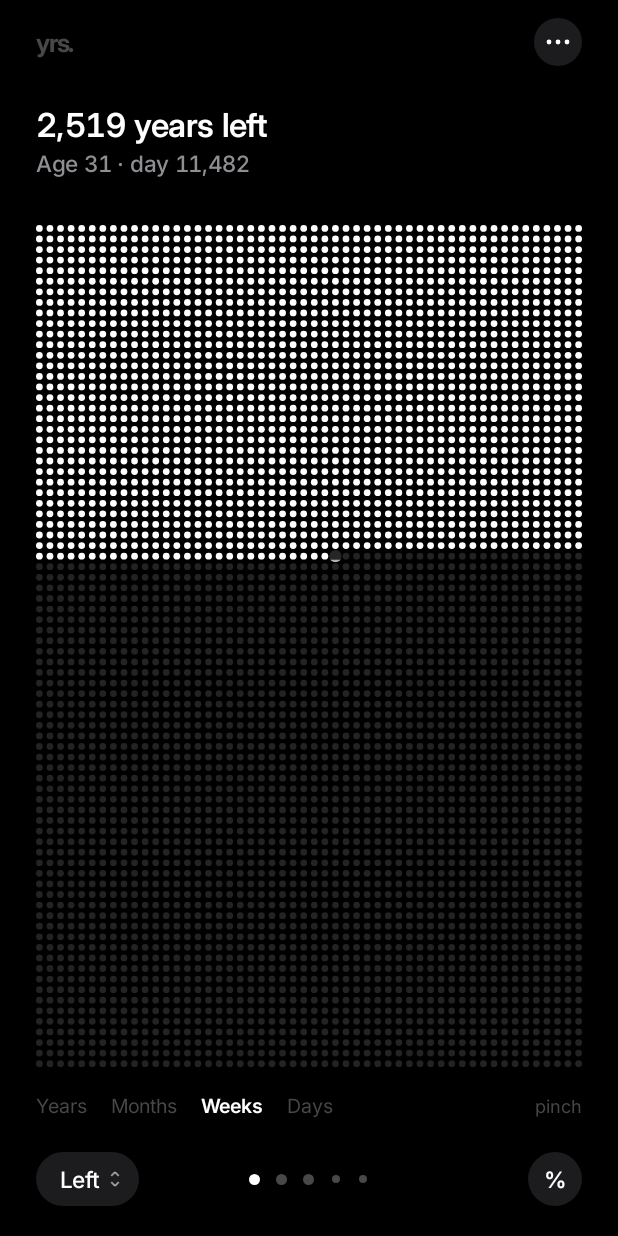
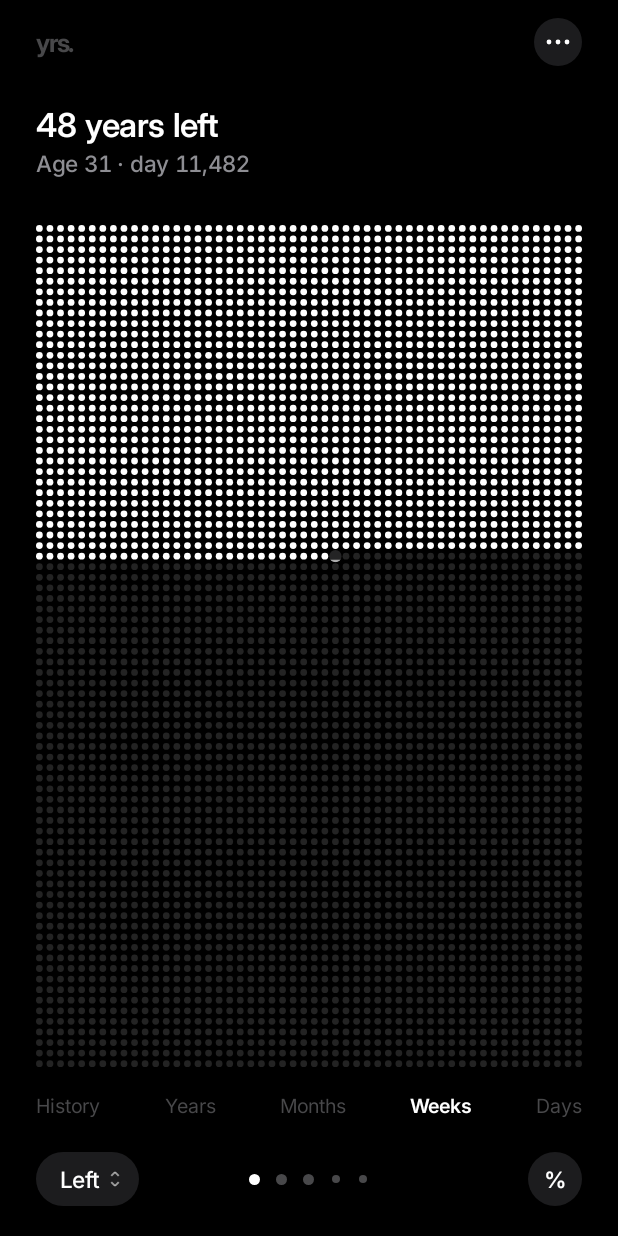
Before and after one commit to jrypzm/Nrw, an Android app built with Jetpack Compose: the composable App shown on its own in the app's theme, after a tap on "Weeks", on a phone screen of 412 x 824 dp. Run offline under Robolectric (Android 15) with nearby library versions, the phone set to English and light mode, and no system bars; 1 statement that could not run was skipped; 3 other taps on this screen came first.

Commit message:
Fix years left when zoomed to months/weeks/days; medium dots on decade and year; History zoom level

```diff
--- a/android/app/src/main/java/app/years/Grid.kt
+++ b/android/app/src/main/java/app/years/Grid.kt
@@ -76,15 +76,13 @@ fun PreviewGrid(total: Int, done: Double) {
 @Composable
 fun ZoomBar(st: AppState) {
     val view = LocalView.current
-    Row(Modifier.fillMaxWidth().padding(top = 18.dp), verticalAlignment = Alignment.CenterVertically, horizontalArrangement = Arrangement.spacedBy(16.dp)) {
+    Row(Modifier.fillMaxWidth().padding(top = 18.dp), verticalAlignment = Alignment.CenterVertically, horizontalArrangement = Arrangement.SpaceBetween) {
         Life.ZOOMS.forEachIndexed { i, z ->
             Text(
                 z, style = T.small.copy(color = if (i == st.s.zoom) C.Fg else C.Faint, fontWeight = if (i == st.s.zoom) FontWeight.SemiBold else FontWeight.Normal),
                 modifier = Modifier.clickable(remember { MutableInteractionSource() }, indication = null) { view.tick(); st.update(refresh = false) { it.copy(zoom = i) } },
             )
         }
-        Box(Modifier.weight(1f))
-        Text("pinch", style = T.small.copy(color = C.Faint, fontSize = 12.sp))
     }
 }
 
@@ -95,7 +93,7 @@ fun DotGrid(st: AppState, m: GridModel, ripple: Float, onName: (Int) -> Unit) {
     val view = LocalView.current
     val lit = if (s.sun) Color(Life.litColor(Life.sunLevel())) else C.Fg
     val big = m.total > 200
-    val ratio = when { big -> 0.64f; m.cols == 10 -> 0.6f; else -> 0.56f }
+    val ratio = when { big -> 0.64f; m.cols == 10 -> 0.6f; m.cols == 5 -> 0.4f; else -> 0.5f } // medium dots for decade and year
     val appear = remember(m.kind, m.total) { Animatable(if (big) 1f else 0f) }
     LaunchedEffect(appear) { if (!big) appear.animateTo(1f, tween(700 + m.total * 9, easing = LinearEasing)) }
     val breathe by rememberInfiniteTransition(label = "br").animateFloat(1f, .55f, infiniteRepeatable(tween(1600, easing = FastOutSlowInEasing), RepeatMode.Reverse), label = "b")
@@ -178,7 +176,7 @@ fun DotGrid(st: AppState, m: GridModel, ripple: Float, onName: (Int) -> Unit) {
                                 if (base == 0f) base = dist
                                 val k = dist / base
                                 val z = st.s.zoom
-                                if (k > 1.3f && z < 3) { tip = null; view.confirm(); st.update(refresh = false) { it.copy(zoom = z + 1) }; base = dist }
+                                if (k > 1.3f && z < Life.ZOOMS.lastIndex) { tip = null; view.confirm(); st.update(refresh = false) { it.copy(zoom = z + 1) }; base = dist }
                                 else if (k < 0.77f && z > 0) { tip = null; view.confirm(); st.update(refresh = false) { it.copy(zoom = z - 1) }; base = dist }
                                 ev.changes.forEach { it.consume() }
                             }
--- a/android/app/src/main/java/app/years/Life.kt
+++ b/android/app/src/main/java/app/years/Life.kt
@@ -83,7 +83,7 @@ object Life {
                         max(1L, Duration.between(st, en).toMillis())).coerceIn(0.0, 1.0)
                 val next = lb.plusYears(1)
                 GridModel(
-                    kind, 12, (m + f).coerceIn(0.0, 12.0), 4, "month",
+                    kind, 12, (m + f).coerceIn(0.0, 12.0), 6, "month",
                     "Age $lived", "Turning ${lived + 1} on ${next.dayOfMonth} ${mon(next)}",
                     { i -> val d = lb.plusMonths(i.toLong()); "${mon(d)} ${d.year}" }, null,
                 )
@@ -96,10 +96,16 @@ object Life {
     class Headline(val value: Double, val noun: String, val word: String, val pct: Double, val measure: Measure)
 
     fun headline(s: Settings, m: GridModel): Headline {
+        if (m.unit == "lifetime") {
+            val f = (m.done - (m.total - 1)) * 100.0
+            return Headline(m.total.toDouble(), "lives", "of human history", if (s.lived) f else 100 - f, Measure("life", "lives", 1.0))
+        }
         val left = max(0.0, m.total - m.done)
         val base = if (s.lived) m.done else left
         val measure = if (m.kind == ViewKind.LIFE) MEASURES[s.unit.mod(MEASURES.size)] else Measure(m.unit, m.unit + "s", 1.0)
-        val v = base * measure.perYear
+        // The life grid can be zoomed to months, weeks or days: convert its dots back to years first.
+        val dotsPerYear = if (m.kind != ViewKind.LIFE) 1.0 else when (m.unit) { "month" -> 12.0; "week" -> 52.1775; "day" -> 365.2425; else -> 1.0 }
+        val v = base / dotsPerYear * measure.perYear
         val word = if (!s.lived) "left" else if (m.kind == ViewKind.YEAR) "in" else "lived"
         val whole = floor(v).toLong()
         return Headline(v, if (whole == 1L) measure.one else measure.many, word, base / m.total * 100.0, measure)
@@ -125,18 +131,24 @@ object Life {
 
     // ------------------------------------------------------------ zoom through time
 
-    val ZOOMS = listOf("Years", "Months", "Weeks", "Days")
+    val ZOOMS = listOf("History", "Years", "Months", "Weeks", "Days")
+    const val ZOOM_YEARS = 1
+    /** About 300,000 years of modern humans, as 80-year lives laid end to end. */
+    const val LIFETIMES = 3750
 
     private fun zoomModel(s: Settings, birth: LocalDate, age: Double, now: ZonedDateTime): GridModel {
         val lived = floor(age).toInt()
         val by = birth.year
         val sub = "Age $lived · day ${INT.format(dayOfLife(birth, now.toLocalDate()))}"
-        return when (s.zoom.coerceIn(0, 3)) {
-            1 -> GridModel(ViewKind.LIFE, s.span * 12, (age * 12).coerceIn(0.0, s.span * 12.0), 36, "month", null, sub,
+        return when (s.zoom.coerceIn(0, 4)) {
+            0 -> GridModel(ViewKind.LIFE, LIFETIMES, (LIFETIMES - 1 + (age / s.span).coerceIn(0.0, 1.0)), 50, "lifetime", null,
+                "Yours is the last one, filling now",
+                { i -> if (i == LIFETIMES - 1) "Your life" else "About ${INT.format((LIFETIMES - 1 - i) * 80L)} years ago" }, null)
+            2 -> GridModel(ViewKind.LIFE, s.span * 12, (age * 12).coerceIn(0.0, s.span * 12.0), 36, "month", null, sub,
                 { i -> val d = birth.plusMonths(i.toLong()); "${mon(d)} ${d.year} · age ${i / 12}" }, null)
-            2 -> GridModel(ViewKind.LIFE, s.span * 52, (age * 52.1775).coerceIn(0.0, s.span * 52.0), 52, "week", null, sub,
+            3 -> GridModel(ViewKind.LIFE, s.span * 52, (age * 52.1775).coerceIn(0.0, s.span * 52.0), 52, "week", null, sub,
                 { i -> val d = birth.plusWeeks(i.toLong()); "Week of ${d.dayOfMonth} ${mon(d)} ${d.year}" }, null)
-            3 -> {
+            4 -> {
                 val total = ChronoUnit.DAYS.between(birth, birth.plusYears(s.span.toLong())).toInt()
                 val today = now.toLocalDate()
                 val dayFrac = (now.toLocalTime().toSecondOfDay() / 86400.0)
--- a/android/app/src/main/java/app/years/MainActivity.kt
+++ b/android/app/src/main/java/app/years/MainActivity.kt
@@ -272,7 +272,7 @@ fun Home(st: AppState) {
                             val m = Life.model(s, kind, now)
                             Header(st, m)
                             Spacer(Modifier.height(if (s.style == NumberStyle.HERO) 40.dp else 32.dp))
-                            DotGrid(st, m, if (kind == ViewKind.LIFE && s.zoom == 0) ripple.value else 1f) { y -> sheet = Sheet.Milestone(y) }
+                            DotGrid(st, m, if (kind == ViewKind.LIFE && s.zoom == Life.ZOOM_YEARS) ripple.value else 1f) { y -> sheet = Sheet.Milestone(y) }
                             if (kind == ViewKind.LIFE) ZoomBar(st)
                             if (kind == ViewKind.YEAR) YearExtras(st, onLine = { sheet = Sheet.Line(it) }, onEvent = { sheet = Sheet.EventEdit(it) })
                         }
--- a/android/app/src/main/java/app/years/Prefs.kt
+++ b/android/app/src/main/java/app/years/Prefs.kt
@@ -18,6 +18,7 @@ enum class Often(val label: String, val perYear: Double) {
 data class Person(val name: String, val birthYear: Int, val often: Often)
 data class Event(val name: String, val date: LocalDate)
 data class Letter(val age: Int, val text: String, val written: LocalDate, val opened: Boolean = false)
+data class LastTime(val text: String, val added: LocalDate)
 
 data class Settings(
     val birth: LocalDate? = null,
@@ -33,13 +34,17 @@ data class Settings(
     val widgetLook: WidgetLook = WidgetLook.BLACK,
     val unit: Int = 0,
     val page: Int = 0,
-    val zoom: Int = 0,
+    val zoom: Int = 1,
     val people: List<Person> = emptyList(),
     val events: List<Event> = emptyList(),
     val letters: List<Letter> = emptyList(),
     val nudge: Boolean = false,
     val reviewedAge: Int = -1,
     val habits: Set<String> = emptySet(),
+    val photos: Set<Int> = emptySet(),
+    val voices: Set<Int> = emptySet(),
+    val lasts: List<LastTime> = emptyList(),
+    val guard: Set<String> = emptySet(),
 )
 
 object Prefs {
@@ -66,13 +71,17 @@ object Prefs {
             widgetLook = enumOr(p.getString("widgetLook", null), WidgetLook.BLACK),
             unit = p.getInt("unit", 0),
             page = p.getInt("page", 0),
-            zoom = p.getInt("zoom", 0),
+            zoom = p.getInt("zoom2", 1),
             people = arr(p.getString("people", null)) { o -> Person(o.getString("n"), o.getInt("y"), enumOr(o.optString("o"), Often.SEASONAL)) },
             events = arr(p.getString("events", null)) { o -> Event(o.getString("n"), LocalDate.parse(o.getString("d"))) },
             letters = arr(p.getString("letters", null)) { o -> Letter(o.getInt("a"), o.getString("t"), LocalDate.parse(o.getString("w")), o.optBoolean("o", false)) },
             nudge = p.getBoolean("nudge", false),
             reviewedAge = p.getInt("reviewedAge", -1),
             habits = p.getStringSet("habits", emptySet())?.toSet() ?: emptySet(),
+            photos = p.getStringSet("photos", emptySet())?.mapNotNull { it.toIntOrNull() }?.toSet() ?: emptySet(),
+            voices = p.getStringSet("voices", emptySet())?.mapNotNull { it.toIntOrNull() }?.toSet() ?: emptySet(),
+            lasts = arr(p.getString("lasts", null)) { o -> LastTime(o.getString("t"), LocalDate.parse(o.getString("d"))) },
+            guard = p.getStringSet("guard", emptySet())?.toSet() ?: emptySet(),
         )
     }
 
@@ -93,13 +102,17 @@ object Prefs {
             .putString("widgetLook", s.widgetLook.name)
             .putInt("unit", s.unit)
             .putInt("page", s.page)
-            .putInt("zoom", s.zoom)
+            .putInt("zoom2", s.zoom)
             .putString("people", JSONArray(s.people.map { JSONObject().put("n", it.name).put("y", it.birthYear).put("o", it.often.name) }).toString())
             .putString("events", JSONArray(s.events.map { JSONObject().put("n", it.name).put("d", it.date.toString()) }).toString())
             .putString("letters", JSONArray(s.letters.map { JSONObject().put("a", it.age).put("t", it.text).put("w", it.written.toString()).put("o", it.opened) }).toString())
             .putBoolean("nudge", s.nudge)
             .putInt("reviewedAge", s.reviewedAge)
             .putStringSet("habits", s.habits)
+            .putStringSet("photos", s.photos.map { it.toString() }.toSet())
+            .putStringSet("voices", s.voices.map { it.toString() }.toSet())
+            .putString("lasts", JSONArray(s.lasts.map { JSONObject().put("t", it.text).put("d", it.added.toString()) }).toString())
+            .putStringSet("guard", s.guard)
             .apply()
     }
 
```
Also changed, not shown: android/app/src/main/java/app/years/Render.kt (+4 -4 lines).
